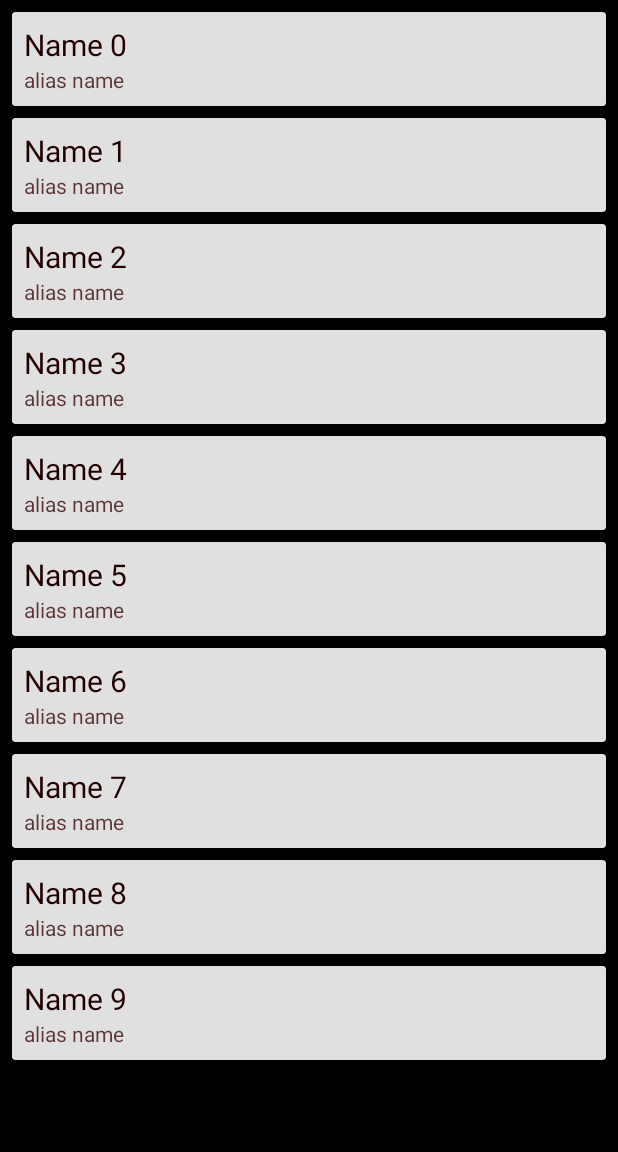
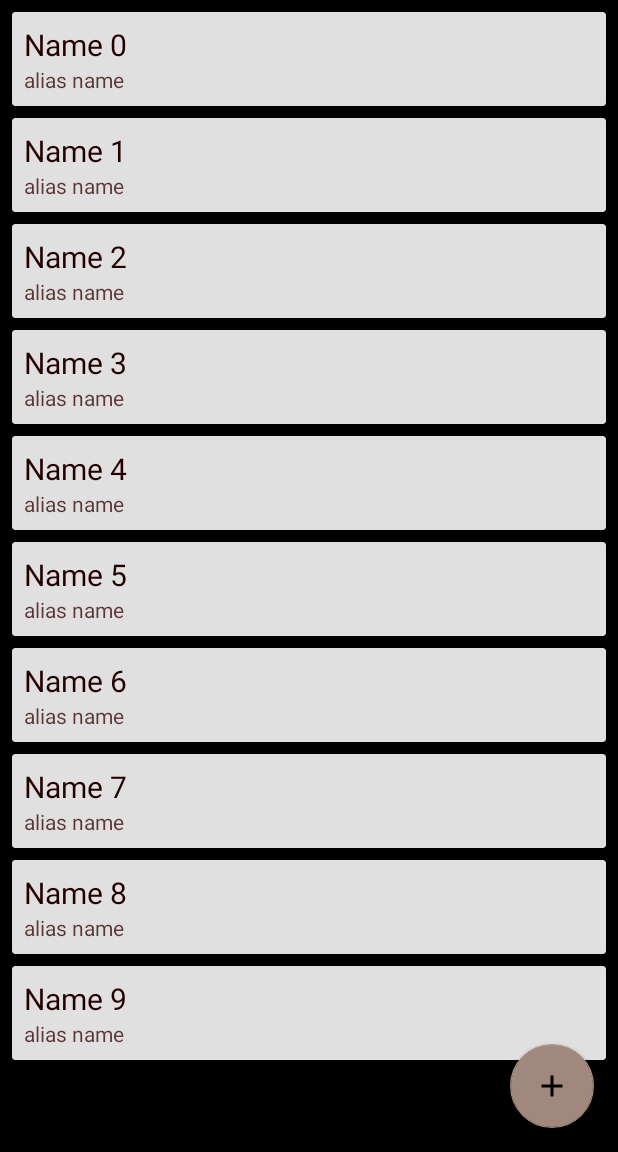
Before and after one commit to dmytrobohdanov/androidMafiaApp, an Android app: the fragment PlayersListFragment placed in its activity, on a phone screen of 412 x 824 dp, the part 84-1236 px from its top. Run offline under Robolectric (Android 15) with nearby library versions, the phone set to English and light mode, and no system bars; our stand-ins replace ButterKnife.

Commit message:
add new player dialog added

```diff
--- a/app/src/main/java/com/dmytrobohdanov/getmafianumber/Fragments/PlayersListFragment/PlayersListFragment.java
+++ b/app/src/main/java/com/dmytrobohdanov/getmafianumber/Fragments/PlayersListFragment/PlayersListFragment.java
@@ -2,18 +2,26 @@ package com.dmytrobohdanov.getmafianumber.Fragments.PlayersListFragment;
 
 
 import android.os.Bundle;
+import android.support.design.widget.FloatingActionButton;
 import android.support.v7.widget.LinearLayoutManager;
 import android.support.v7.widget.RecyclerView;
 import android.view.LayoutInflater;
 import android.view.View;
 import android.view.ViewGroup;
 
+import com.dmytrobohdanov.getmafianumber.Fragments.AddNewPlayerDialogFragment;
 import com.dmytrobohdanov.getmafianumber.Fragments.SupportFragments.BaseFragment;
 import com.dmytrobohdanov.getmafianumber.R;
+
+import butterknife.BindView;
+import butterknife.ButterKnife;
 
 
 public class PlayersListFragment extends BaseFragment {
     public static final String TAG = "playersListFragment";
+
+    @BindView(R.id.players_list_fragment_fab)
+    FloatingActionButton fab;
 
     private RecyclerView recyclerView;
     private PlayersListRVAdapter rvAdapter;
@@ -28,8 +36,17 @@ public class PlayersListFragment extends BaseFragment {
                              Bundle savedInstanceState) {
         // Inflate the layout for this fragment
         View rootView = inflater.inflate(R.layout.fragment_players_list, container, false);
+        ButterKnife.bind(this, rootView);
         initRV(rootView);
+
+        fab.setOnClickListener(view -> showAddNewPlayerDialog());
+
         return rootView;
+    }
+
+    private void showAddNewPlayerDialog() {
+        AddNewPlayerDialogFragment dialog = new AddNewPlayerDialogFragment();
+        dialog.show(getActivity().getSupportFragmentManager(), "AddNewPlayerDialog");
     }
 
     private void initRV(View rootView) {
--- /dev/null
+++ b/app/src/main/res/drawable/ic_add_black_24dp.xml
@@ -0,0 +1,9 @@
+<vector xmlns:android="http://schemas.android.com/apk/res/android"
+    android:width="24dp"
+    android:height="24dp"
+    android:viewportHeight="24.0"
+    android:viewportWidth="24.0">
+    <path
+        android:fillColor="#FF000000"
+        android:pathData="M19,13h-6v6h-2v-6H5v-2h6V5h2v6h6v2z" />
+</vector>
--- a/app/src/main/res/layout/fragment_players_list.xml
+++ b/app/src/main/res/layout/fragment_players_list.xml
@@ -1,4 +1,5 @@
 <FrameLayout xmlns:android="http://schemas.android.com/apk/res/android"
+    xmlns:app="http://schemas.android.com/apk/res-auto"
     xmlns:tools="http://schemas.android.com/tools"
     android:layout_width="match_parent"
     android:layout_height="match_parent"
@@ -11,4 +12,12 @@
         android:layout_height="match_parent"
         android:clipToPadding="false" />
 
+    <android.support.design.widget.FloatingActionButton
+        android:id="@+id/players_list_fragment_fab"
+        android:layout_width="wrap_content"
+        android:layout_height="wrap_content"
+        android:layout_gravity="bottom|end"
+        android:layout_margin="@dimen/fab_margin"
+        app:srcCompat="@drawable/ic_add_black_24dp" />
+
 </FrameLayout>
--- a/app/src/main/res/values/dimens.xml
+++ b/app/src/main/res/values/dimens.xml
@@ -14,4 +14,5 @@
     <dimen name="drawer_margin_padding_4dp">4dp</dimen>
     <dimen name="rv_margin">8dp</dimen>
     <dimen name="rv_margin_top">8dp</dimen>
+    <dimen name="fab_margin">16dp</dimen>
 </resources>
--- a/app/src/main/res/values/strings.xml
+++ b/app/src/main/res/values/strings.xml
@@ -13,4 +13,10 @@
     <string name="navigation_drawer_open">open</string>
     <string name="navigation_drawer_close">close</string>
     <string name="drawer_item_players_list">Players list</string>
+
+    <!--add player dialog-->
+    <string name="add_player_dialog_player_name">player\'s name</string>
+    <string name="add_player_dialog_player_alias">player\'s alias</string>
+    <string name="add_player_dialog_title">Add new player</string>
+    <string name="add">add</string>
 </resources>
```
Also changed, not shown: app/src/main/java/com/dmytrobohdanov/getmafianumber/Fragments/AddNewPlayerDialogFragment.java (added, +39 -0 lines), app/src/main/res/layout/dialog_add_new_player.xml (added, +17 -0 lines).
